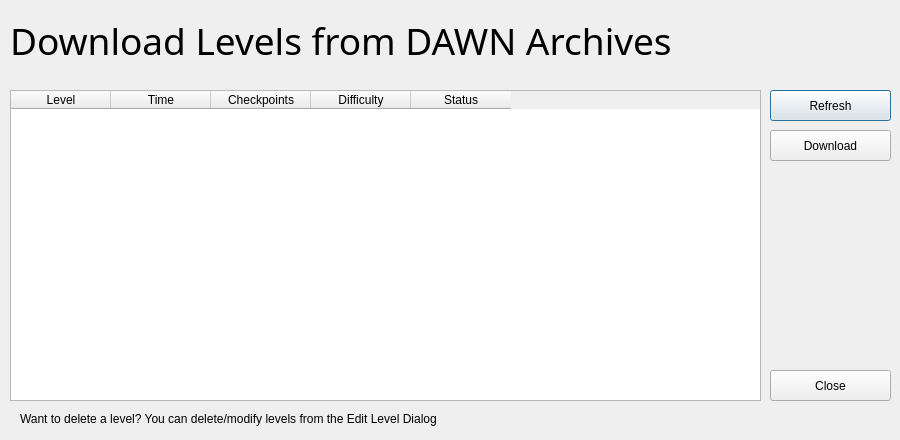
This is wikiLYNX/ui/getlevel.ui in flamboyantpenguin/wikilynx as Qt 5 draws it before an edit. The edited form follows.
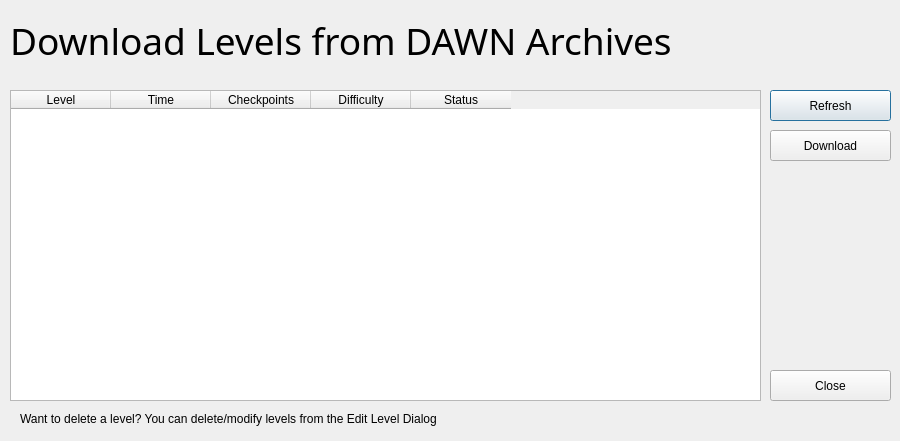
This is the edited form. Icons and pictures are not drawn.

```diff
--- a/wikiLYNX/ui/getlevel.ui
+++ b/wikiLYNX/ui/getlevel.ui
@@ -10,7 +10,7 @@
     <x>0</x>
     <y>0</y>
     <width>900</width>
-    <height>440</height>
+    <height>441</height>
    </rect>
   </property>
   <property name="sizePolicy">
@@ -21,14 +21,14 @@
   </property>
   <property name="minimumSize">
    <size>
-    <width>900</width>
-    <height>440</height>
+    <width>0</width>
+    <height>0</height>
    </size>
   </property>
   <property name="maximumSize">
    <size>
-    <width>900</width>
-    <height>440</height>
+    <width>10000000</width>
+    <height>10000000</height>
    </size>
   </property>
   <property name="windowTitle">
```
Left out of the diff: 8 changed lines with no effect on the pictures.
